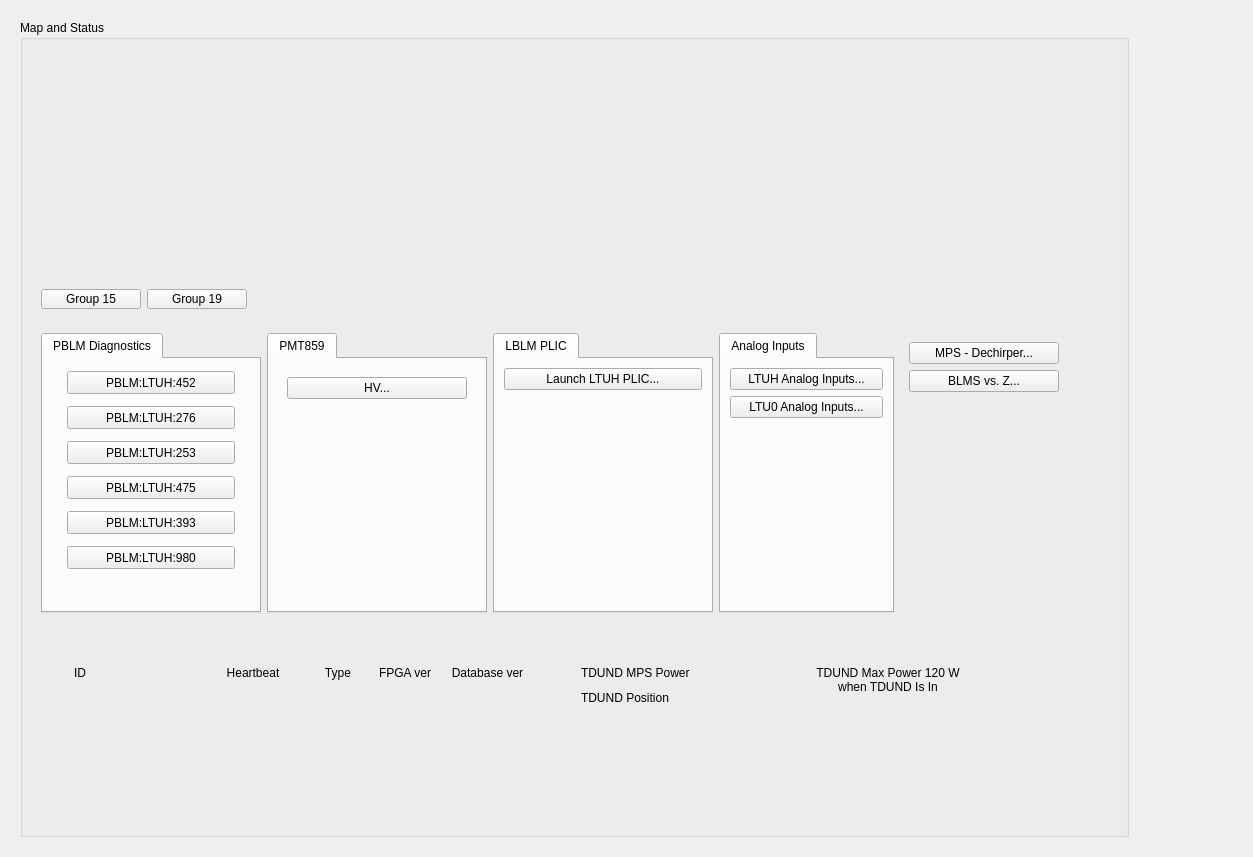
The window that ltuh_main.ui (ad-build-test/pydm-mps) describes before a commit, drawn with Qt 5.
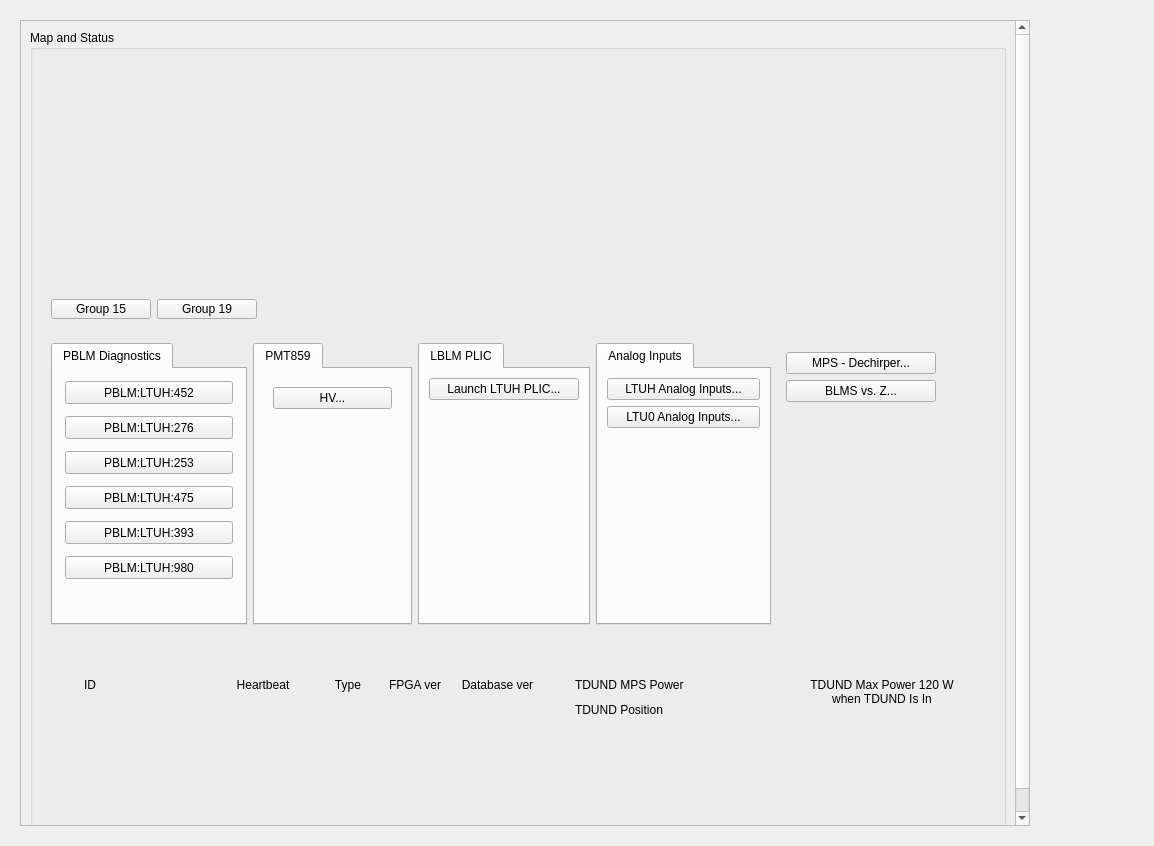
The same window after the commit. Custom widgets are drawn as their Qt base class.

Commit message: Fixed formatting errors.

```diff
--- a/ltuh_main.ui
+++ b/ltuh_main.ui
@@ -6,8 +6,8 @@
    <rect>
     <x>0</x>
     <y>0</y>
-    <width>1253</width>
-    <height>857</height>
+    <width>1154</width>
+    <height>846</height>
    </rect>
   </property>
   <property name="windowTitle">
@@ -24,6 +24,21 @@
      </property>
      <layout class="QGridLayout" name="gridLayout_11">
       <item row="0" column="0">
+       <widget class="QScrollArea" name="scrollArea">
+        <property name="widgetResizable">
+         <bool>true</bool>
+        </property>
+        <widget class="QWidget" name="scrollAreaWidgetContents">
+         <property name="geometry">
+          <rect>
+           <x>0</x>
+           <y>0</y>
+           <width>998</width>
+           <height>835</height>
+          </rect>
+         </property>
+         <layout class="QGridLayout" name="gridLayout_8">
+          <item row="0" column="0">
        <widget class="QGroupBox" name="groupBox">
         <property name="title">
          <string>Map and Status</string>
@@ -40,6 +55,12 @@
            <layout class="QGridLayout" name="gridLayout_4">
             <item row="0" column="0">
              <widget class="QFrame" name="frame_5">
+                  <property name="minimumSize">
+                   <size>
+                    <width>925</width>
+                    <height>170</height>
+                   </size>
+                  </property>
               <property name="frameShape">
                <enum>QFrame::NoFrame</enum>
               </property>
@@ -392,6 +413,12 @@
          </item>
          <item row="3" column="0">
           <widget class="QFrame" name="frame_11">
+               <property name="minimumSize">
+                <size>
+                 <width>925</width>
+                 <height>300</height>
+                </size>
+               </property>
            <property name="frameShape">
             <enum>QFrame::NoFrame</enum>
            </property>
@@ -1162,6 +1189,12 @@
          </item>
          <item row="1" column="0">
           <widget class="QFrame" name="frame_3">
+               <property name="maximumSize">
+                <size>
+                 <width>16777215</width>
+                 <height>50</height>
+                </size>
+               </property>
            <property name="frameShape">
             <enum>QFrame::NoFrame</enum>
            </property>
@@ -1240,6 +1273,23 @@
           </widget>
          </item>
         </layout>
+           </widget>
+          </item>
+          <item row="0" column="1">
+           <spacer name="horizontalSpacer_5">
+            <property name="orientation">
+             <enum>Qt::Horizontal</enum>
+            </property>
+            <property name="sizeHint" stdset="0">
+             <size>
+              <width>40</width>
+              <height>20</height>
+             </size>
+            </property>
+           </spacer>
+          </item>
+         </layout>
+        </widget>
        </widget>
       </item>
       <item row="0" column="1">
```
Lines whose indentation alone changed are shown as unchanged.
